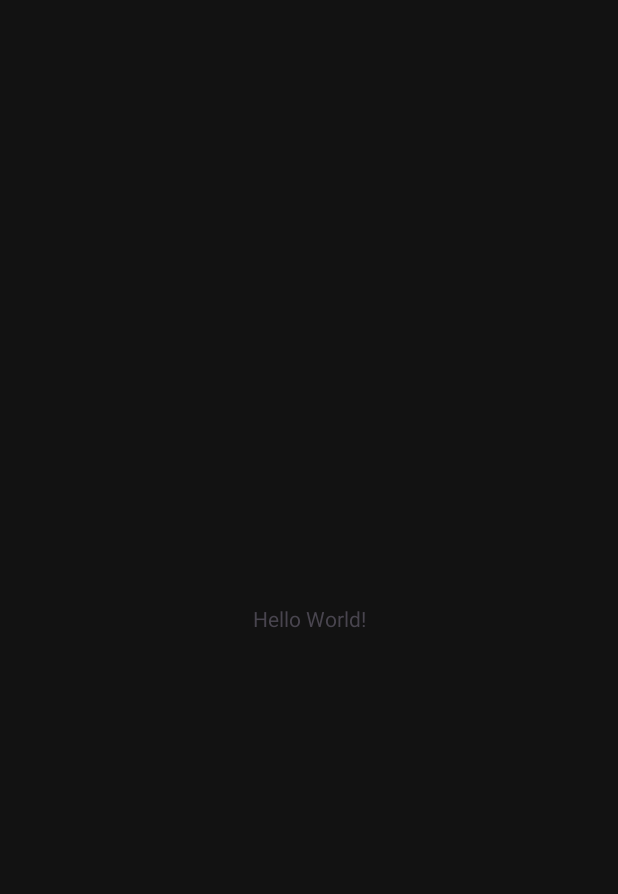
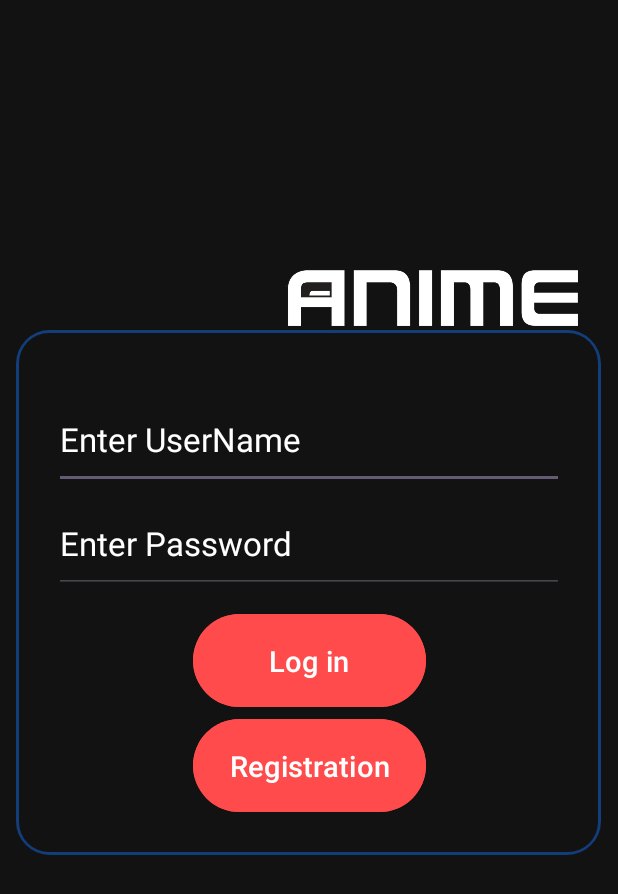
Before and after one commit to Eney997/Manga-Android-App, an Android app: the MainActivity screen opened directly, with no data from a screen before it, on a phone screen of 412 x 824 dp. Before the commit the part shown is almost empty. Shown: the top 894 px of the screen. Run offline under Robolectric (Android 15) with nearby library versions, the phone set to English and light mode, and no system bars.

Commit message:
mainActivityUiDone

```diff
--- a/app/src/main/java/com/example/manga/MainActivity.java
+++ b/app/src/main/java/com/example/manga/MainActivity.java
@@ -17,5 +17,4 @@ public class MainActivity extends AppCompatActivity {
 
     }
 
-
 }
--- /dev/null
+++ b/app/src/main/res/drawable/glow.xml
@@ -0,0 +1,21 @@
+<?xml version="1.0" encoding="utf-8"?>
+<layer-list xmlns:android="http://schemas.android.com/apk/res/android">
+
+    <!-- Outer glow effect -->
+    <item>
+        <shape android:shape="rectangle">
+            <solid android:color="@android:color/transparent"/>
+            <stroke android:width="5dp" android:color="@color/darkBlue"/>
+            <corners android:radius="20dp"/>
+        </shape>
+    </item>
+
+    <!-- Inner dark background -->
+    <item android:left="2dp" android:right="2dp" android:top="2dp" android:bottom="2dp">
+        <shape android:shape="rectangle">
+            <solid android:color="@color/darkGrey"/>
+            <corners android:radius="20dp"/>
+        </shape>
+    </item>
+
+</layer-list>
--- a/app/src/main/res/layout/activity_main.xml
+++ b/app/src/main/res/layout/activity_main.xml
@@ -1,19 +1,102 @@
 <?xml version="1.0" encoding="utf-8"?>
-<androidx.constraintlayout.widget.ConstraintLayout xmlns:android="http://schemas.android.com/apk/res/android"
+<RelativeLayout xmlns:android="http://schemas.android.com/apk/res/android"
     xmlns:app="http://schemas.android.com/apk/res-auto"
     xmlns:tools="http://schemas.android.com/tools"
-    android:id="@+id/main"
+    android:id="@+id/mainPage"
     android:layout_width="match_parent"
     android:layout_height="match_parent"
+    android:background="@color/darkGrey"
     tools:context=".MainActivity">
 
-    <TextView
-        android:layout_width="wrap_content"
-        android:layout_height="wrap_content"
-        android:text="Hello World!"
-        app:layout_constraintBottom_toBottomOf="parent"
-        app:layout_constraintEnd_toEndOf="parent"
-        app:layout_constraintStart_toStartOf="parent"
-        app:layout_constraintTop_toTopOf="parent" />
+    <ImageView
+        android:id="@+id/animeImage"
+        android:layout_width="200dp"
+        android:layout_height="100dp"
+        android:layout_marginStart="190dp"
+        android:layout_marginTop="150dp"
+        android:contentDescription="@string/mangaLine"
+        android:src="@drawable/mainlogo" />
 
-</androidx.constraintlayout.widget.ConstraintLayout>
+    <FrameLayout
+        android:id="@+id/boxForUsPas"
+        android:layout_width="390dp"
+        android:layout_height="350dp"
+        android:background="@drawable/glow"
+        android:layout_centerHorizontal="true"
+        android:layout_below="@+id/animeImage"
+        android:layout_marginTop="-30dp">
+
+        <TextView
+            android:layout_width="300dp"
+            android:layout_height="wrap_content"
+            android:textColor="@color/red"
+            android:layout_marginStart="28sp"
+            android:layout_marginTop="30dp"
+            android:id="@+id/usrErrMainWindow"
+            android:textSize="20sp"
+            android:visibility="gone"
+            />
+
+        <EditText
+            android:id="@+id/etuserNm"
+            android:layout_width="340dp"
+            android:layout_height="66dp"
+            android:layout_marginTop="40dp"
+            android:layout_marginStart="25dp"
+            android:autofillHints=""
+            android:inputType="text"
+            android:hint="@string/userName"
+            android:textSize="22sp"
+            android:textColor="@color/white"
+            android:textColorHint="@color/white"
+            android:lines="1"/>
+
+        <TextView
+            android:layout_width="300dp"
+            android:layout_height="wrap_content"
+            android:textColor="@color/red"
+            android:layout_marginStart="28sp"
+            android:layout_marginTop="100dp"
+            android:id="@+id/pasErrMainWindow"
+            android:textSize="20sp"
+            android:visibility="gone"
+            />
+
+        <EditText
+            android:id="@+id/etPass"
+            android:layout_width="340dp"
+            android:layout_height="65dp"
+            android:layout_marginTop="110dp"
+            android:layout_marginStart="25dp"
+            android:autofillHints=""
+            android:hint="@string/password"
+            android:textSize="22sp"
+            android:textColor="@color/white"
+            android:textColorHint="@color/white"
+            android:inputType="textPassword"
+            android:lines="1"/>
+
+        <Button
+            android:id="@+id/loginButton"
+            android:layout_width="155dp"
+            android:layout_height="70dp"
+            android:text="@string/logIn"
+            android:textSize="19sp"
+            android:layout_marginStart="118dp"
+            android:layout_marginTop="185dp"
+            android:backgroundTint="@color/red"
+            />
+
+        <Button
+            android:id="@+id/registerButton"
+            android:layout_width="155dp"
+            android:layout_height="70dp"
+            android:text="@string/register"
+            android:textSize="19sp"
+            android:layout_marginStart="118dp"
+            android:layout_marginTop="255dp"
+            android:backgroundTint="@color/red"
+            />
+    </FrameLayout>
+
+</RelativeLayout>
--- a/app/src/main/res/layout/slide_screen.xml
+++ b/app/src/main/res/layout/slide_screen.xml
@@ -101,7 +101,7 @@
     <Button
         android:id="@+id/slideBtn"
         android:layout_width="300dp"
-        android:layout_height="60dp"
+        android:layout_height="90dp"
         android:text="@string/btnGetStarted"
         android:textColor="@color/black"
         android:textSize="30sp"
--- a/app/src/main/res/values/colors.xml
+++ b/app/src/main/res/values/colors.xml
@@ -3,11 +3,7 @@
     <color name="black">#FF000000</color>
     <color name="white">#FFFFFFFF</color>
     <color name="darkGrey">#121212</color>
-
-
+    <color name="red">#ff4b4b</color>
     <color name="grey">#676060</color>
-    <color name="primaryDark">#FAC110</color>
-    <color name="primary">#FAC110</color>
-    <color name="accent">#03DAC5</color>
-
+    <color name="darkBlue">#133e7c</color>
 </resources>
--- a/app/src/main/res/values/strings.xml
+++ b/app/src/main/res/values/strings.xml
@@ -4,8 +4,14 @@
     <string name="btnGetStarted">Get Started</string>
     <string name="firstDescription">Discover and read popular mangas in one place! Stay updated, explore genres,
                                     and enjoy a seamless reading experience. Your manga journey starts here!</string>
+    <string name="userName">Enter UserName</string>
+    <string name="password">Enter Password</string>
+    <string name="logIn">Log in</string>
+    <string name="register">Registration</string>
+
     <string name="n1" />
     <string name="n2" />
     <string name="n3" />
     <string name="n4" />
+    <string name="mangaLine">TODO</string>
 </resources>
```
Also changed, not shown: app/src/main/res/drawable/mainlogo.jpg (added).
